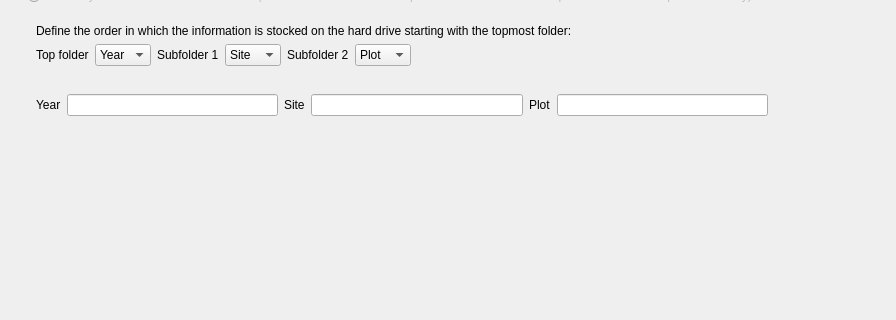
Above: src/gui/widgets/dbmanager/ui/fileimport.ui from Vin985/ecosongs before the change; both pictures show x 0 to 896 and y 262 to 582 of the 896 by 665 pixel window. Below: the same form after it.
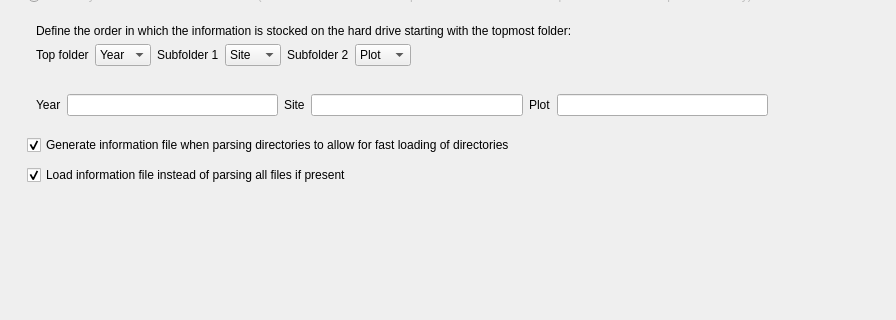
That is the form after the change.

Diff of the .ui file:
```diff
--- a/src/gui/widgets/dbmanager/ui/fileimport.ui
+++ b/src/gui/widgets/dbmanager/ui/fileimport.ui
@@ -431,7 +431,7 @@
        </property>
       </widget>
      </item>
-     <item row="9" column="0" colspan="4">
+     <item row="11" column="0" colspan="4">
       <spacer name="verticalSpacer_3">
        <property name="orientation">
         <enum>Qt::Vertical</enum>
@@ -592,6 +592,26 @@
        </property>
       </widget>
      </item>
+     <item row="9" column="0" colspan="4">
+      <widget class="QCheckBox" name="checkbox_save_info">
+       <property name="text">
+        <string>Generate information file when parsing directories to allow for fast loading of directories</string>
+       </property>
+       <property name="checked">
+        <bool>true</bool>
+       </property>
+      </widget>
+     </item>
+     <item row="10" column="0" colspan="4">
+      <widget class="QCheckBox" name="checkbox_load_info">
+       <property name="text">
+        <string>Load information file instead of parsing all files if present</string>
+       </property>
+       <property name="checked">
+        <bool>true</bool>
+       </property>
+      </widget>
+     </item>
     </layout>
    </widget>
   </widget>
```
Left out of the diff: 25 changed lines with no effect on the pictures.
